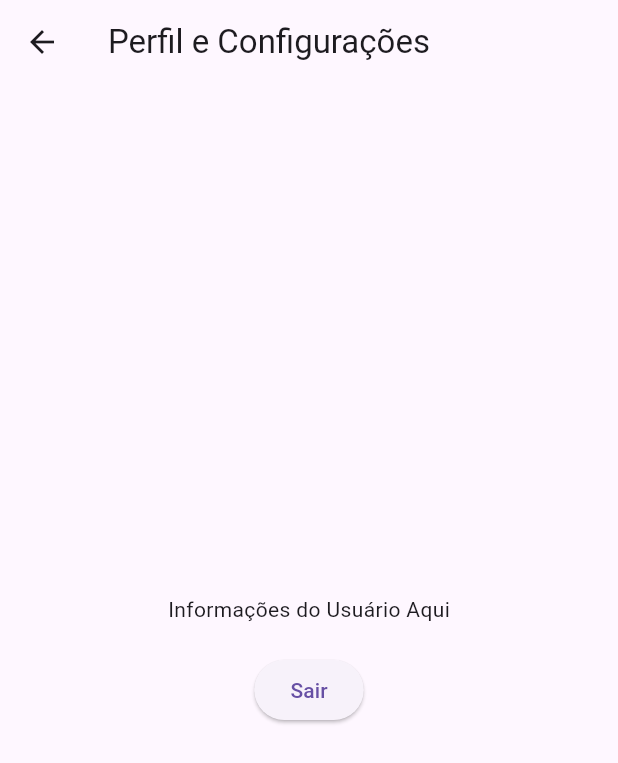
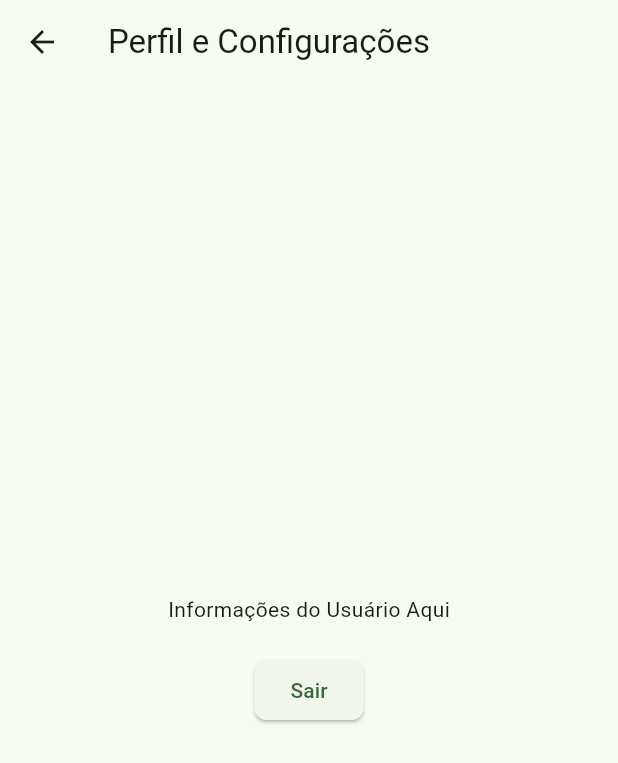
Before and after one commit to vichsort/PlantE-cubit, a Flutter app: the ProfileScreen screen opened directly, on a phone screen of 412 x 824 dp. Shown: the top 763 px of the screen. Run offline on Flutter 3.47's test engine with Material 3 defaults, Android fonts, the light colour scheme and no system bars; our stand-ins replace equatable, flutter_bloc, flutter_secure_storage; accounts and stored records are empty.

Commit message:
feat: intelligent themes

```diff
--- a/lib/app_router.dart
+++ b/lib/app_router.dart
@@ -56,8 +56,6 @@ class AppRouter {
           return _errorRoute(message: 'ID da planta inválido ou ausente.');
         }
 
-      // Adicione outras rotas aqui (ex: '/settings')
-
       default:
         // Rota não encontrada
         print("Erro de Roteamento: Rota desconhecida: ${settings.name}");
--- /dev/null
+++ b/lib/app_theme.dart
@@ -0,0 +1,76 @@
+import 'package:flutter/material.dart';
+
+class AppTheme {
+  static const Color _seedColor = Color(0xFF66BB6A);
+
+  // Tema Claro (Light Theme)
+  static final ThemeData lightTheme = ThemeData(
+    useMaterial3: true,
+    brightness: Brightness.light,
+    colorScheme: ColorScheme.fromSeed(
+      seedColor: _seedColor,
+      brightness: Brightness.light,
+    ),
+
+    appBarTheme: const AppBarTheme(elevation: 0),
+    cardTheme: CardThemeData(
+      elevation: 1.0,
+      shape: RoundedRectangleBorder(borderRadius: BorderRadius.circular(12.0)),
+    ),
+    elevatedButtonTheme: ElevatedButtonThemeData(
+      style: ElevatedButton.styleFrom(
+        shape: RoundedRectangleBorder(borderRadius: BorderRadius.circular(8.0)),
+      ),
+    ),
+    floatingActionButtonTheme: FloatingActionButtonThemeData(
+      backgroundColor: _seedColor,
+      foregroundColor: Colors.white,
+    ),
+    navigationBarTheme: NavigationBarThemeData(
+      indicatorColor: _seedColor.withAlpha(
+        200,
+      ),
+      labelTextStyle: WidgetStateProperty.resolveWith<TextStyle>(
+        (Set<WidgetState> states) => states.contains(WidgetState.selected)
+            ? const TextStyle(fontWeight: FontWeight.bold)
+            : const TextStyle(),
+      ),
+    ),
+  );
+
+  // Tema Escuro (Dark Theme)
+  static final ThemeData darkTheme = ThemeData(
+    useMaterial3: true,
+    brightness: Brightness.dark,
+    colorScheme: ColorScheme.fromSeed(
+      seedColor: _seedColor,
+      brightness: Brightness.dark,
+    ),
+
+    appBarTheme: const AppBarTheme(),
+    cardTheme: CardThemeData(
+      elevation: 1.0,
+      shape: RoundedRectangleBorder(borderRadius: BorderRadius.circular(12.0)),
+    ),
+    elevatedButtonTheme: ElevatedButtonThemeData(
+      style: ElevatedButton.styleFrom(
+        shape: RoundedRectangleBorder(borderRadius: BorderRadius.circular(8.0)),
+      ),
+    ),
+    floatingActionButtonTheme: FloatingActionButtonThemeData(
+      backgroundColor: _seedColor, // Mantém a cor semente no FAB escuro
+      foregroundColor: Colors.black87, // Ícone escuro no FAB verde
+    ),
+    navigationBarTheme: NavigationBarThemeData(
+      indicatorColor: _seedColor.withAlpha(300),
+      labelTextStyle: WidgetStateProperty.resolveWith<TextStyle>(
+        (Set<WidgetState> states) => states.contains(WidgetState.selected)
+            ? const TextStyle(fontWeight: FontWeight.bold)
+            : const TextStyle(),
+      ),
+    ),
+
+    // fontFamily: 'Roboto',
+    // textTheme: const TextTheme( ... ), // Pode definir cores de texto diferentes se necessário
+  );
+}
--- a/lib/main.dart
+++ b/lib/main.dart
@@ -4,6 +4,7 @@
 // Core Services & Router & Theme
 import 'core/network/api_service.dart';
 import 'core/storage/secure_storage_service.dart';
+import 'app_theme.dart';
 import 'app_router.dart';
 
 // Auth Feature Dependencies
@@ -34,6 +35,9 @@
       ],
       child: MaterialApp(
         title: 'Plante App',
+        themeMode: ThemeMode.system,
+        theme: AppTheme.lightTheme,
+        darkTheme: AppTheme.darkTheme,
         debugShowCheckedModeBanner: false,
         initialRoute: '/',
         onGenerateRoute: appRouter.onGenerateRoute,
```
